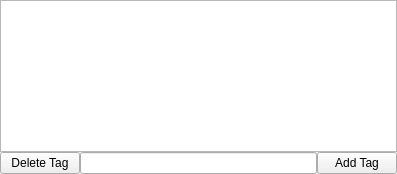
This is UI/tagwidget.ui in Zeks/flipper as Qt 5 draws it before an edit. The edited form follows.
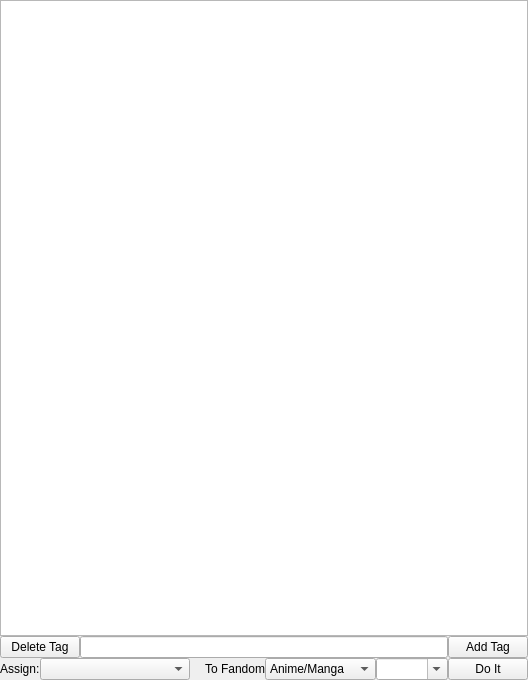
This is the edited form.

Commit message: fixed a bit of stuff added an ability to add tag to a fandom

```diff
--- a/UI/tagwidget.ui
+++ b/UI/tagwidget.ui
@@ -6,8 +6,8 @@
    <rect>
     <x>0</x>
     <y>0</y>
-    <width>397</width>
-    <height>174</height>
+    <width>528</width>
+    <height>680</height>
    </rect>
   </property>
   <property name="sizePolicy">
@@ -39,42 +39,144 @@
     <widget class="QTextBrowser" name="edtTags"/>
    </item>
    <item row="1" column="0">
-    <widget class="QWidget" name="wdgControls" native="true">
-     <layout class="QHBoxLayout" name="horizontalLayout">
-      <property name="spacing">
-       <number>0</number>
-      </property>
-      <property name="leftMargin">
-       <number>0</number>
-      </property>
-      <property name="topMargin">
-       <number>0</number>
-      </property>
-      <property name="rightMargin">
-       <number>0</number>
-      </property>
-      <property name="bottomMargin">
-       <number>0</number>
-      </property>
-      <item>
-       <widget class="QPushButton" name="pbDeleteTag">
+    <layout class="QHBoxLayout" name="horizontalLayout">
+     <item>
+      <widget class="QPushButton" name="pbDeleteTag">
+       <property name="text">
+        <string>Delete Tag</string>
+       </property>
+      </widget>
+     </item>
+     <item>
+      <widget class="QLineEdit" name="leTag"/>
+     </item>
+     <item>
+      <widget class="QPushButton" name="pbAddTag">
+       <property name="text">
+        <string>Add Tag</string>
+       </property>
+      </widget>
+     </item>
+    </layout>
+   </item>
+   <item row="2" column="0">
+    <layout class="QHBoxLayout" name="horizontalLayout_2">
+     <item>
+      <widget class="QLabel" name="label">
+       <property name="text">
+        <string>Assign:</string>
+       </property>
+      </widget>
+     </item>
+     <item>
+      <widget class="QComboBox" name="cbAssignTag">
+       <property name="sizePolicy">
+        <sizepolicy hsizetype="Expanding" vsizetype="Fixed">
+         <horstretch>0</horstretch>
+         <verstretch>0</verstretch>
+        </sizepolicy>
+       </property>
+       <property name="minimumSize">
+        <size>
+         <width>150</width>
+         <height>0</height>
+        </size>
+       </property>
+      </widget>
+     </item>
+     <item>
+      <spacer name="horizontalSpacer">
+       <property name="orientation">
+        <enum>Qt::Horizontal</enum>
+       </property>
+       <property name="sizeHint" stdset="0">
+        <size>
+         <width>40</width>
+         <height>20</height>
+        </size>
+       </property>
+      </spacer>
+     </item>
+     <item>
+      <widget class="QLabel" name="label_2">
+       <property name="text">
+        <string>To Fandom</string>
+       </property>
+      </widget>
+     </item>
+     <item>
+      <widget class="QComboBox" name="cbSection">
+       <item>
         <property name="text">
-         <string>Delete Tag</string>
+         <string>Anime/Manga</string>
         </property>
-       </widget>
-      </item>
-      <item>
-       <widget class="QLineEdit" name="leTag"/>
-      </item>
-      <item>
-       <widget class="QPushButton" name="pbAddTag">
+       </item>
+       <item>
         <property name="text">
-         <string>Add Tag</string>
+         <string>Books</string>
         </property>
-       </widget>
-      </item>
-     </layout>
-    </widget>
+       </item>
+       <item>
+        <property name="text">
+         <string>Cartoons</string>
+        </property>
+       </item>
+       <item>
+        <property name="text">
+         <string>Comics</string>
+        </property>
+       </item>
+       <item>
+        <property name="text">
+         <string>Games</string>
+        </property>
+       </item>
+       <item>
+        <property name="text">
+         <string>Misc</string>
+        </property>
+       </item>
+       <item>
+        <property name="text">
+         <string>Movies</string>
+        </property>
+       </item>
+       <item>
+        <property name="text">
+         <string>Plays/Musicals</string>
+        </property>
+       </item>
+       <item>
+        <property name="text">
+         <string>TV Shows</string>
+        </property>
+       </item>
+      </widget>
+     </item>
+     <item>
+      <widget class="QComboBox" name="cbFandom">
+       <property name="sizePolicy">
+        <sizepolicy hsizetype="Expanding" vsizetype="Fixed">
+         <horstretch>0</horstretch>
+         <verstretch>0</verstretch>
+        </sizepolicy>
+       </property>
+       <property name="editable">
+        <bool>true</bool>
+       </property>
+      </widget>
+     </item>
+     <item>
+      <widget class="QPushButton" name="pbAssignTagToFandom">
+       <property name="text">
+        <string>Do It</string>
+       </property>
+      </widget>
+     </item>
+    </layout>
+   </item>
+   <item row="3" column="0">
+    <widget class="QWidget" name="wdgControls" native="true"/>
    </item>
   </layout>
  </widget>
```
Left out of the diff: 8 changed lines with no effect on the pictures. The commit also changes 9 other files.
